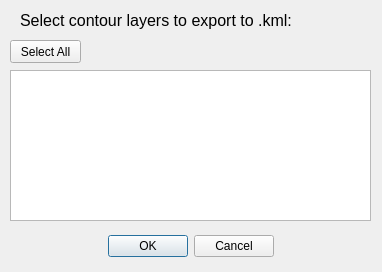
Qt form makeKml/conExport.ui (sythenA/SRH2D-TEC-Viewer) before a commit.
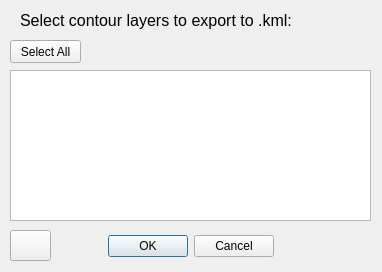
The same form after that commit.

```diff
--- a/makeKml/conExport.ui
+++ b/makeKml/conExport.ui
@@ -73,6 +73,19 @@
     <string>Select All</string>
    </property>
   </widget>
+  <widget class="QPushButton" name="selectGeoRefBtn">
+   <property name="geometry">
+    <rect>
+     <x>10</x>
+     <y>230</y>
+     <width>41</width>
+     <height>31</height>
+    </rect>
+   </property>
+   <property name="text">
+    <string/>
+   </property>
+  </widget>
  </widget>
  <resources/>
  <connections>
```
